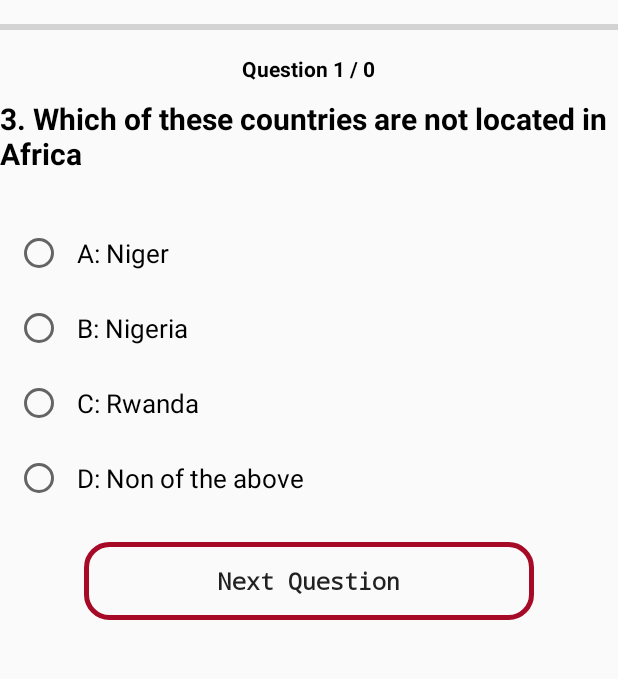
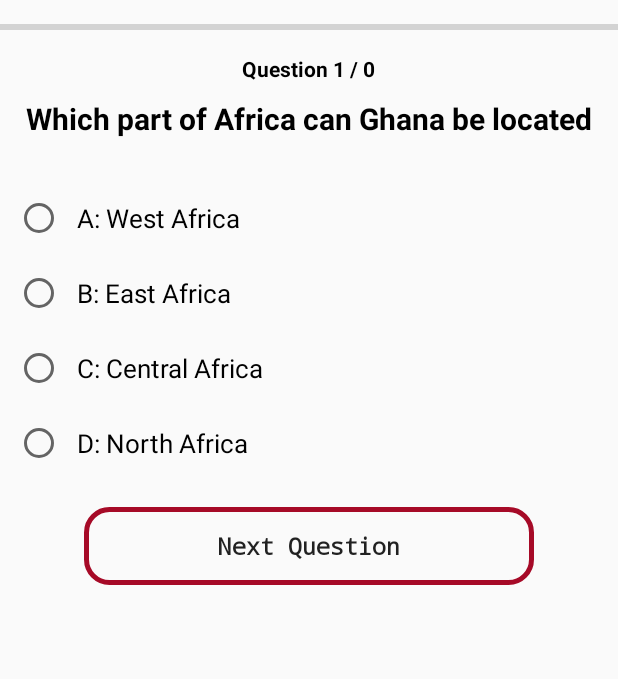
Before and after one commit to wamiikechukwu/Android_Quiz_App, an Android app: the MainActivity screen opened directly, with no data from a screen before it, in the options menu, after a tap on "Contact Us", on a phone screen of 412 x 824 dp, the part 131-810 px from its top. Run offline under Robolectric (Android 15) with nearby library versions, the light colour scheme and no system bars; Roboto replaces fonts that are not available here; 1 statement that could not run was skipped.

Commit message:
Made some amendments

```diff
--- a/app/src/main/java/com/quizapp/quizapp/MainActivity.java
+++ b/app/src/main/java/com/quizapp/quizapp/MainActivity.java
@@ -44,6 +44,9 @@
     int totalQuestionsAnswered = 1;
 
     int randomNumber = 0;
+
+    //the sharedpreference that stores the total number of questions the user wants to answer
+    int name;
 
     //Calling the constructor from the question class
     Questions q = new Questions();
@@ -106,13 +109,15 @@
 
         //storing data via shared preference
         SharedPreferences sharedPref = getSharedPreferences("QuestNumb", Context.MODE_PRIVATE);
-        int name = sharedPref.getInt("Numb", 0);
+        name = sharedPref.getInt("Numb", 0);
 
         // set the maximum value the progress bar can contain
         pBar.setMax(name);
 
         //set the question number as the user answers them
         questionText.setText("Question " + totalQuestionsAnswered);
+
+        //i couldn't concatenate all the string together so i had to split it using .append
         questionText.append(" / " + name);
 
         if (totalQuestionsAnswered < name) {
@@ -157,10 +162,15 @@
         return 4;
     }
 
-
     public void setQuestion() {
         Random randNum = new Random();
-        randomNumber = randNum.nextInt(4);
+
+        try {
+            randomNumber = randNum.nextInt(name);
+        } catch (Exception e) {
+            randomNumber = randNum.nextInt(name);
+            Toast.makeText(this, "Exeception caught", Toast.LENGTH_LONG).show();
+        }
 
         q.setQuestionNumber(randomNumber);
 
--- a/app/src/main/java/com/quizapp/quizapp/Questions.java
+++ b/app/src/main/java/com/quizapp/quizapp/Questions.java
@@ -7,10 +7,10 @@
 
     String[] questionsToBeAsked = {
 
-            "1. Which part of Africa can Ghana be located",
-            "2. What is the capital of Nigeria",
-            "3. Which of these countries are not located in Africa",
-            "4. What is the estimated population of Africa, as at 2015"
+            "Which part of Africa can Ghana be located",
+            "What is the capital of Nigeria",
+            "Which of these countries are not located in Africa",
+            "What is the estimated population of Africa, as at 2015"
 
     };
 
--- a/app/src/main/res/layout/activity_main.xml
+++ b/app/src/main/res/layout/activity_main.xml
@@ -38,7 +38,7 @@
             android:layout_below="@id/progressBar"
             android:layout_centerHorizontal="true"
             android:layout_marginTop="@dimen/activityMain_Top"
-            android:text="Question 1"
+            android:text="Question"
             android:textColor="@android:color/black"
             android:textStyle="bold" />
 
```
Also changed, not shown: app/src/main/java/com/quizapp/quizapp/introStartQuiz.java (+12 -0 lines).
